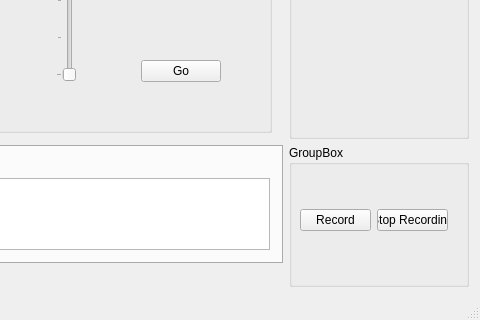
Before: the Qt Designer form FESS-GUI/mainwindow.ui in FIGS-FESS/FESSGUI, drawn with Qt 5; both pictures show x 349 to 829 and y 277 to 597 of the 829 by 597 pixel window.
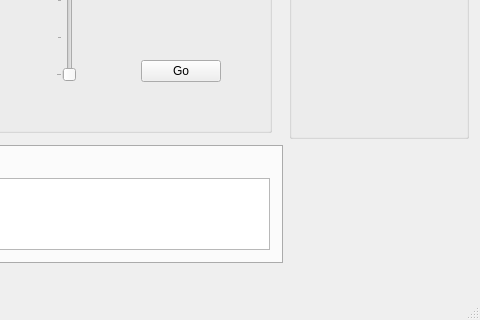
After: the same form once the commit is applied. Custom widgets are drawn as their Qt base class.

Commit message: Removed recording buttons

What changed in the file:
```diff
--- a/FESS-GUI/mainwindow.ui
+++ b/FESS-GUI/mainwindow.ui
@@ -561,51 +561,6 @@
       </layout>
      </widget>
     </item>
-    <item row="2" column="2">
-     <widget class="QGroupBox" name="groupBox_5">
-      <property name="title">
-       <string>GroupBox</string>
-      </property>
-      <widget class="QWidget" name="horizontalLayoutWidget">
-       <property name="geometry">
-        <rect>
-         <x>0</x>
-         <y>20</y>
-         <width>170</width>
-         <height>111</height>
-        </rect>
-       </property>
-       <layout class="QHBoxLayout" name="horizontalLayout">
-        <item>
-         <widget class="QPushButton" name="pushButton_Record">
-          <property name="text">
-           <string>Record</string>
-          </property>
-         </widget>
-        </item>
-        <item>
-         <widget class="QPushButton" name="pushButton_StopRecording">
-          <property name="sizePolicy">
-           <sizepolicy hsizetype="Minimum" vsizetype="Fixed">
-            <horstretch>0</horstretch>
-            <verstretch>0</verstretch>
-           </sizepolicy>
-          </property>
-          <property name="minimumSize">
-           <size>
-            <width>0</width>
-            <height>0</height>
-           </size>
-          </property>
-          <property name="text">
-           <string>Stop Recording</string>
-          </property>
-         </widget>
-        </item>
-       </layout>
-      </widget>
-     </widget>
-    </item>
    </layout>
   </widget>
   <widget class="QMenuBar" name="menuBar">
```
The commit also changes 18 other files.
